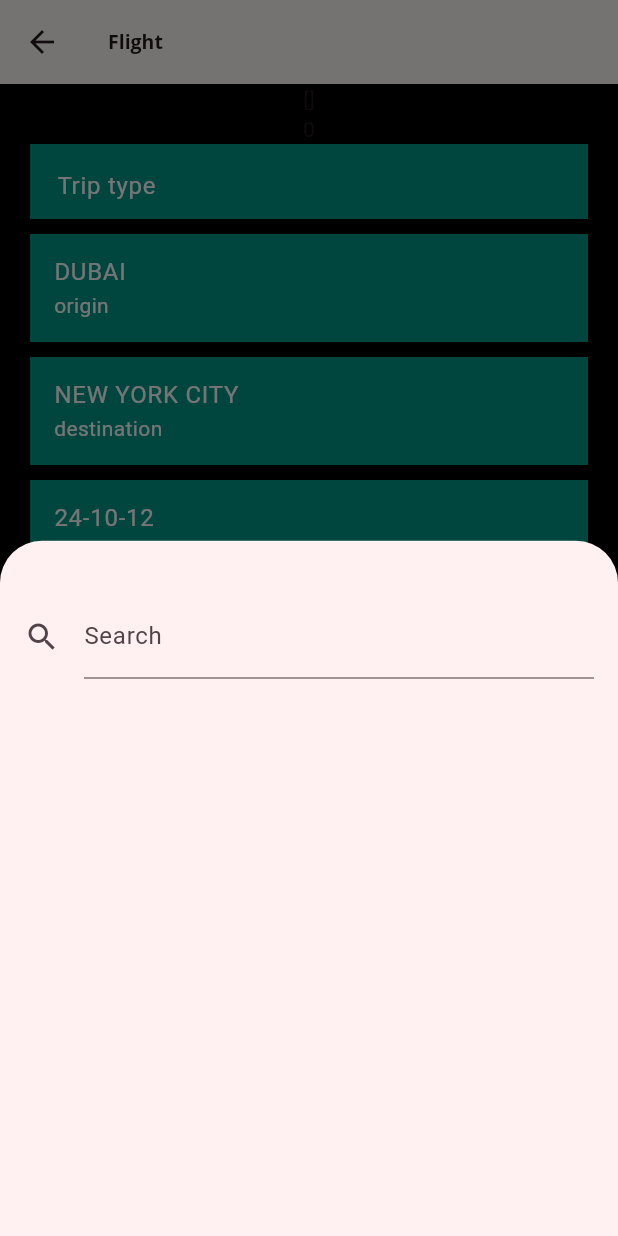
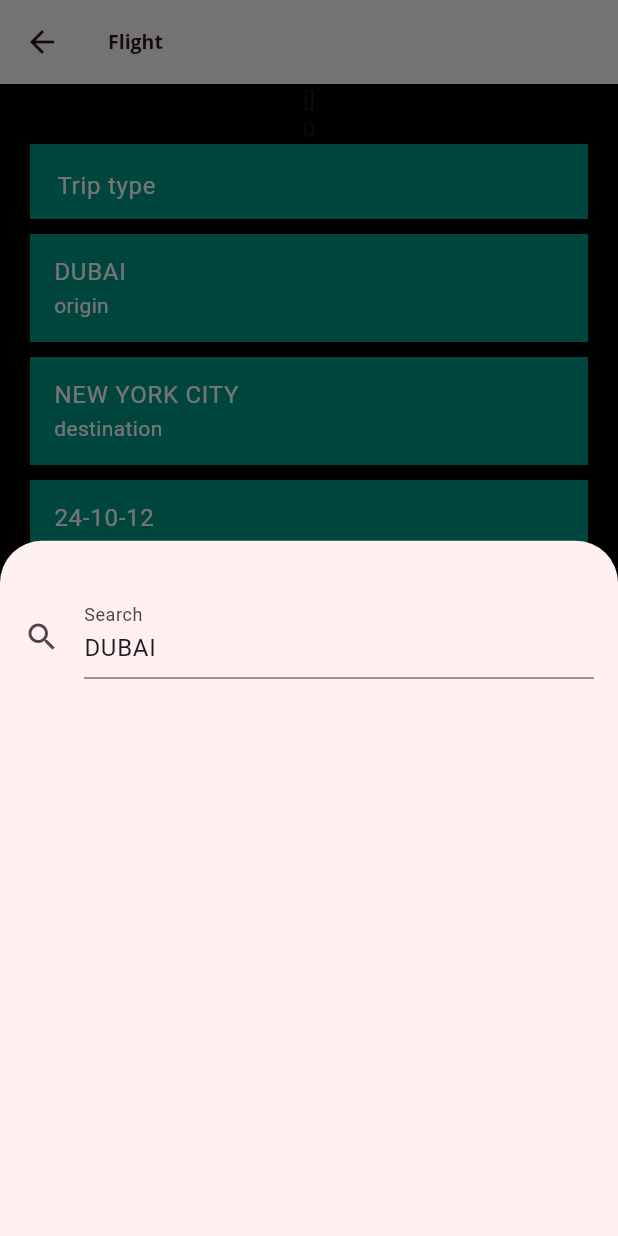
Before and after one commit to Akaiso/travel_app, a Flutter app: the BookFlight screen opened directly, after a tap on "ONE WAY", after a tap on the "arrow drop up" icon, after a tap on "DUBAI", on a phone screen of 412 x 824 dp. Run offline on Flutter 3.47's test engine with Material 3 defaults, Android fonts, the phone set to English and light mode, and no system bars; our stand-ins replace carousel_slider, cloud_firestore, dio, firebase_auth, firebase_core, flutter_bloc and 4 more; accounts and stored records are empty.

Commit message:
update on flight options for mobile view, passing data from ModalBottomSheet to flight options page

```diff
--- a/lib/main.dart
+++ b/lib/main.dart
@@ -33,6 +33,7 @@ class MyApp extends StatelessWidget {
         ),
          ChangeNotifierProvider(create: (context)=> CounterProvider() ,
          ),
+        ChangeNotifierProvider(create: (context)=> ChangeOriginProvider()),
       ],
       child: GetMaterialApp(
         debugShowCheckedModeBanner: false,
--- a/lib/model/provider.dart
+++ b/lib/model/provider.dart
@@ -1,30 +1,29 @@
 import 'package:flutter/cupertino.dart';
 
 class ChatListProvider extends ChangeNotifier {
-  List chat = [] ;
-  List searched = [];
+  List chat = [];
 
-  void showSearched(){
-    notifyListeners();
-  }
-
-void updateSearched(List list){
-    searched = list;
-    notifyListeners();
-}
-
-  void updateChatList(String newChat)  {
-    chat.insert(0,newChat);
+  void updateChatList(String newChat) {
+    chat.insert(0, newChat);
     notifyListeners();
   }
 }
 
 class CounterProvider extends ChangeNotifier {
-  int counter=0;
-
+  int counter = 0;
 
   void changeCounter() {
     counter++;
     notifyListeners();
   }
 }
+
+class ChangeOriginProvider extends ChangeNotifier{
+  String origin = "DUBAI";
+
+  void changeOrigin(String newOrigin){
+     origin = origin;
+    notifyListeners();
+  }
+
+}
--- a/lib/view/book_flight.dart
+++ b/lib/view/book_flight.dart
@@ -1,3 +1,4 @@
+import 'package:flutter/cupertino.dart';
 import 'package:flutter/material.dart';
 import 'package:flutter_bloc/flutter_bloc.dart';
 import 'package:travel_app/model/provider.dart';
@@ -13,6 +14,7 @@ class BookFlight extends StatefulWidget {
 }
 
 class _BookFlightState extends State<BookFlight> {
+  ///LIST OF AIRPORT IATA CODE
   List airports = [
     "ATL",
     "LAX",
@@ -60,19 +62,48 @@ class _BookFlightState extends State<BookFlight> {
     "MXP",
     "BRU",
   ];
+
+  String? onChangeValue;
   List searchedList = [];
   String inputSearch = "";
   List searchResult = [];
+  String tripType = "ONE WAY";
   String origin = "DUBAI";
   String destination = "NEW YORK CITY";
   String departureDate = "24-10-12";
   String returnDate = "";
-  int numberOfAdult = 1;
-  int numberOfInfants = 0;
-  int numberOfChildren = 0;
+  String numberOfAdult = '1';
+  String numberOfInfants = '0';
+  String numberOfChildren = '0';
   String currency = "USD";
   String travelClass = "ECONOMY";
 
+  List flightOptionList = [
+    "DUBAI",
+    "NEW YORK CITY",
+    "24-10-12",
+    "",
+    '1',
+    '0',
+    '0',
+    "USD",
+    "ECONOMY"
+  ];
+  List flightOptionListSubtitle = [
+    "origin",
+    "destination",
+    "departureDate",
+    "returnDate",
+    "numberOfAdult",
+    "numberOfInfants",
+    "numberOfChildren",
+    "currency",
+    "travelClass"
+  ];
+  TextEditingController originSearchController = TextEditingController();
+  TextEditingController destinationSearchController = TextEditingController();
+
+  ///UNUSED SHOWMODALBOTTOMSHEET BECAUSE THIS ITERATES AND NOT SUITABLE YET
   // void showBottomSheet() {
   //   showModalBottomSheet(
   //       // isScrollControlled: true,
@@ -121,7 +152,46 @@ class _BookFlightState extends State<BookFlight> {
   //           }));
   // }
 
-  void showBottomSheet(BuildContext context) {
+  ///BOOKFLIGHTOPTIONS .  CREATES THE LIST OF OPTIONS TO SELECT FOR YOUR FLIGHT BOOKING
+  Widget bookFlightOptions() {
+    return ListView.builder(
+        shrinkWrap: true,
+        itemCount: flightOptionList.length,
+        itemBuilder: (context, index) {
+          return Padding(
+            padding: const EdgeInsets.only(bottom: 10),
+            child: ListTile(
+              onTap: () {
+                setState(() {
+                  onChangeValue = flightOptionList[index];
+                  debugPrint("this is the onChangeValue: $onChangeValue");
+                });
+
+                if (index == 2 || index == 3) {
+                  context
+                      .read<ChangeOriginProvider>()
+                      .changeOrigin(flightOptionList[index]);
+                  //  showCalender();
+                } // else //if(index == ){}
+                //showBottomSheet();
+              },
+              title: Text(
+                context
+                    .watch<ChangeOriginProvider>()
+                    .origin, // flightOptionList[index],
+                style: const TextStyle(color: Colors.white),
+              ),
+              subtitle: Text(
+                flightOptionListSubtitle[index],
+                style: const TextStyle(color: Colors.white),
+              ),
+              tileColor: Colors.teal,
+            ),
+          );
+        });
+  }
+
+  void showBottomSheet(TextEditingController controller) {
     showModalBottomSheet(
       context: context,
       builder: (context) {
@@ -135,7 +205,7 @@ class _BookFlightState extends State<BookFlight> {
                     height: 20,
                   ),
                   TextFormField(
-                      // controller: airportSearchController,
+                      controller: controller,
                       decoration: const InputDecoration(
                         labelText: "Search",
                         icon: Icon(Icons.search),
@@ -144,29 +214,28 @@ class _BookFlightState extends State<BookFlight> {
                         setModalState(() {
                           searchAirports(value);
                         });
-
-                        debugPrint(
-                            "This is the second searchedList: $searchedList");
                       }),
                   const SizedBox(
                     height: 20,
                   ),
                   Expanded(
-                    child:
-                        //Text("${airports.map((e) => e)}"), //airports.map((e) => Text(e)).toList();
-                        ListView.builder(
+                    child: ListView.builder(
                       itemCount: searchedList.length,
-                      // itemCount: airports.length,
                       itemBuilder: (cont, index) {
                         return InkWell(
                             onTap: () {
                               setState(() {});
-                              //Get.to(()=> const HomePage());
+                              setModalState(() {
+                                controller.text = searchedList[index];
+                                context
+                                    .read<ChangeOriginProvider>()
+                                    .changeOrigin(originSearchController.text);
+                              });
+                              Navigator.pop(
+                                context,
+                              );
                             },
                             child: Text("${searchedList[index]}"));
-                        // return Text("${searchedList[index]}");
-                        // return Text(searchedList[index]);
-                        // return ;
                       },
                     ),
                   ),
@@ -179,25 +248,21 @@ class _BookFlightState extends State<BookFlight> {
     );
   }
 
-  TextEditingController? airportSearchController = TextEditingController();
-
   List searchAirports(String input) {
     inputSearch = input;
     searchedList = airports
         .where((airport) =>
             airport.toUpperCase().contains(inputSearch.toUpperCase()))
         .toList();
-    debugPrint("This is the searchResult: $searchResult");
-    debugPrint("This is the searchedList: $searchedList");
     return searchedList;
   }
-
-  String tripType = "ONE WAY";
 
   @override
   void initState() {
     // TODO: implement initState
     super.initState();
+    originSearchController.text = "DUBAI";
+    destinationSearchController.text = "NEW YORK CITY";
   }
 
   @override
@@ -216,18 +281,6 @@ class _BookFlightState extends State<BookFlight> {
               Center(child: Text("${context.watch<ChatListProvider>().chat}")),
               Text("${context.watch<CounterProvider>().counter}"),
 
-              // DropdownButton(
-              //     value: Container(
-              //       child: ListTile(
-              //         title: Text("DROPDOWN BUTTON"),
-              //       ),
-              //     ),
-              //     items: const [
-              //       DropdownMenuItem(child: Text("ONE WAY")),
-              //       DropdownMenuItem(child: Text("ROUND TRIP")),
-              //       DropdownMenuItem(child: Text("MULTI CITY")),
-              //     ],
-              //     onChanged: (value) {}),
               Container(
                 padding: const EdgeInsets.symmetric(horizontal: 18),
                 color: Colors.teal,
@@ -293,13 +346,17 @@ class _BookFlightState extends State<BookFlight> {
               const SizedBox(
                 height: 10,
               ),
+              // bookFlightOptions()
+
+              ///ORIGIN LIST TILE
               ListTile(
                 onTap: () {
                   debugPrint("$searchedList");
-                  showBottomSheet(context);
+                  showBottomSheet(originSearchController);
                 },
                 title: Text(
-                  origin,
+                  originSearchController.text,
+                  // context.watch<ChangeOriginProvider>().origin,
                   style: const TextStyle(color: Colors.white),
                 ),
                 subtitle: const Text(
@@ -311,9 +368,15 @@ class _BookFlightState extends State<BookFlight> {
               const SizedBox(
                 height: 10,
               ),
+
+              ///DESTINATION LIST TILE
               ListTile(
+                onTap: () {
+                  debugPrint("$searchedList");
+                  showBottomSheet(destinationSearchController);
+                },
                 title: Text(
-                  destination,
+                  destinationSearchController.text,
                   style: const TextStyle(color: Colors.white),
                 ),
                 subtitle: const Text(
@@ -325,10 +388,14 @@ class _BookFlightState extends State<BookFlight> {
               const SizedBox(
                 height: 10,
               ),
+
+              ///DEPARTURE DATE TILE
               ListTile(
+                onTap: (){showDatePicker(
+                    context: context, firstDate: DateTime.now(), lastDate: DateTime.now());},
                 title: Text(
                   departureDate,
-                  style: TextStyle(color: Colors.white),
+                  style: const TextStyle(color: Colors.white),
                 ),
                 subtitle: const Text(
                   "departure date",
@@ -339,6 +406,8 @@ class _BookFlightState extends State<BookFlight> {
               const SizedBox(
                 height: 10,
               ),
+
+              ///RETURN DATE TILE
               ListTile(
                 title: Text(
                   returnDate,
@@ -353,6 +422,8 @@ class _BookFlightState extends State<BookFlight> {
               const SizedBox(
                 height: 10,
               ),
+
+              ///NUMBER OF ADULT TILE
               ListTile(
                 title: Text(
                   "$numberOfAdult",
@@ -367,6 +438,8 @@ class _BookFlightState extends State<BookFlight> {
               const SizedBox(
                 height: 10,
               ),
+
+              ///NUMBER OF INFANTS TILE
               ListTile(
                 title: Text(
                   "$numberOfInfants",
@@ -381,9 +454,11 @@ class _BookFlightState extends State<BookFlight> {
               const SizedBox(
                 height: 10,
               ),
+
+              ///NUMBER OF CHILDREN TILE
               ListTile(
                 title: Text(
-                  "$numberOfChildren",
+                  numberOfChildren,
                   style: const TextStyle(color: Colors.white),
                 ),
                 subtitle: const Text(
@@ -395,12 +470,14 @@ class _BookFlightState extends State<BookFlight> {
               const SizedBox(
                 height: 10,
               ),
+
+              ///CURRENCY TILE
               ListTile(
                 title: Text(
                   currency,
                   style: TextStyle(color: Colors.white),
                 ),
-                subtitle: Text(
+                subtitle: const Text(
                   "Currency",
                   style: TextStyle(color: Colors.white),
                 ),
@@ -409,20 +486,26 @@ class _BookFlightState extends State<BookFlight> {
               const SizedBox(
                 height: 10,
               ),
+
+              ///TRAVEL CLASS TILE
               ListTile(
                 title: Text(
                   travelClass,
                   style: TextStyle(color: Colors.white),
                 ),
-                subtitle: Text(
+                subtitle: const Text(
                   "Travel class",
                   style: TextStyle(color: Colors.white),
                 ),
                 tileColor: Colors.teal,
               ),
+
               const SizedBox(
                 height: 10,
               ),
+
+
+              ///SEARCH BUTTON
               InkWell(
                 onTap: () {},
                 child: Container(
--- a/lib/widgets/flight_bottom_sheet.dart
+++ b/lib/widgets/flight_bottom_sheet.dart
@@ -1,4 +1,3 @@
-import 'package:flutter/cupertino.dart';
 import 'package:flutter/material.dart';
 
 class FlightBottomSheet extends StatefulWidget {
@@ -11,7 +10,7 @@ class FlightBottomSheet extends StatefulWidget {
 class _FlightBottomSheetState extends State<FlightBottomSheet> {
   @override
   Widget build(BuildContext context) {
-    return Scaffold(
+    return const Scaffold(
 
     );
   }
--- a/pubspec.yaml
+++ b/pubspec.yaml
@@ -50,6 +50,7 @@ dependencies:
   provider: ^6.1.2
   flutter_riverpod: ^2.5.1
   firebase_database: ^11.1.1
+  intl: ^0.19.0
 
 dev_dependencies:
   flutter_test:
```
Also changed, not shown: pubspec.lock.
